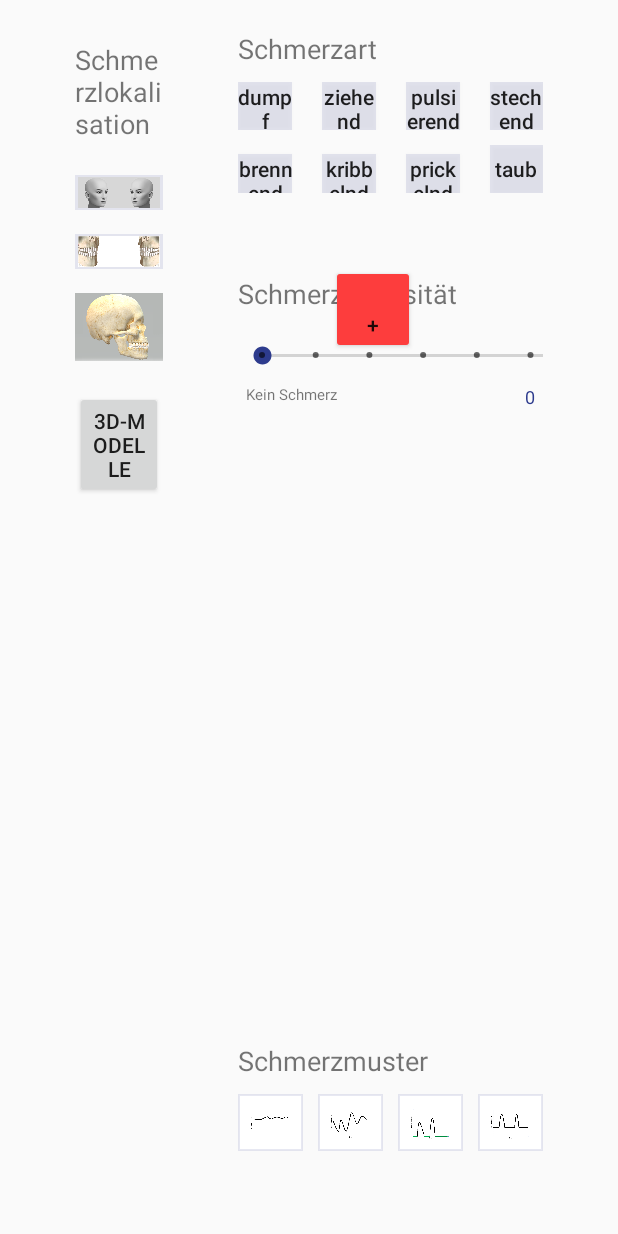
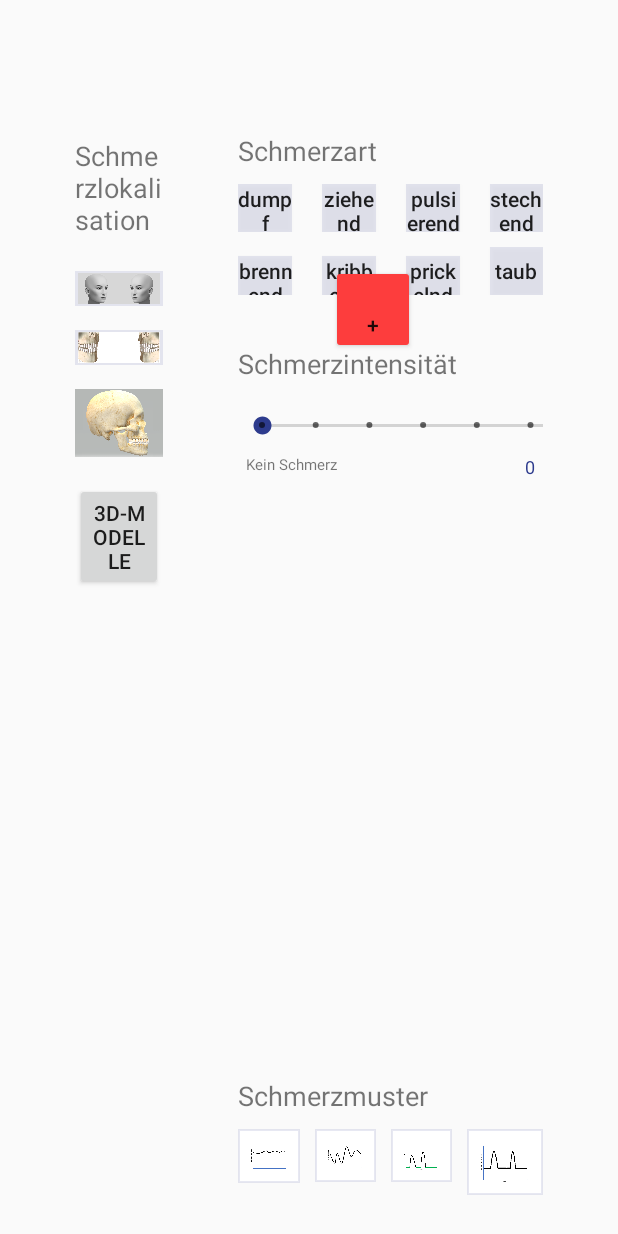
Before and after one commit to chfaes/BA-ZZM, an Android app: the layout fragment_pain.xml on its own in the app's theme, with its tools: preview values and no code run, on a phone screen of 412 x 824 dp. Run offline under Robolectric (Android 15) with nearby library versions, the phone set to English and light mode, and no system bars; network calls fail.

Commit message:
pain layout finished; working on 2nd Button in PsySoc

```diff
--- a/app/src/main/res/layout/fragment_pain.xml
+++ b/app/src/main/res/layout/fragment_pain.xml
@@ -71,7 +71,7 @@
                 app:layout_constraintEnd_toEndOf="parent"
                 app:layout_constraintStart_toStartOf="parent"
                 app:layout_constraintTop_toTopOf="parent"
-                app:layout_constraintVertical_bias="0.00999999" />
+                app:layout_constraintVertical_bias="0.100000024" />
 
             <ImageView
                 android:id="@+id/ivLocationTeeth"
@@ -233,9 +233,9 @@
                 android:layout_height="wrap_content"
                 android:text="@string/models3d"
                 app:layout_constraintBottom_toBottomOf="parent"
+                app:layout_constraintStart_toStartOf="parent"
                 app:layout_constraintTop_toBottomOf="@+id/fragment_pain_png_base"
-                app:layout_constraintVertical_bias="0.04"
-                tools:layout_editor_absoluteX="0dp" />
+                app:layout_constraintVertical_bias="0.04" />
 
             <!--<ImageView
                 android:id="@+id/ivLocationFaceLeft"
@@ -253,19 +253,22 @@
 
         </android.support.constraint.ConstraintLayout>
 
-        <LinearLayout
+        <android.support.constraint.ConstraintLayout
             android:layout_width="0dp"
             android:layout_height="match_parent"
             android:layout_weight="3"
-            android:orientation="vertical"
-            android:paddingLeft="50dp"
-            android:weightSum="3">
+            android:paddingLeft="50dp">
 
             <LinearLayout
+                android:id="@+id/layout_pain_quality"
                 android:layout_width="match_parent"
                 android:layout_height="wrap_content"
-                android:layout_weight="1"
-                android:orientation="vertical">
+                android:orientation="vertical"
+                app:layout_constraintBottom_toBottomOf="parent"
+                app:layout_constraintEnd_toEndOf="parent"
+                app:layout_constraintStart_toStartOf="parent"
+                app:layout_constraintTop_toTopOf="parent"
+                app:layout_constraintVertical_bias="0.100000024">
 
                 <TextView
                     android:layout_width="match_parent"
@@ -370,10 +373,15 @@
             </LinearLayout>
 
             <LinearLayout
+                android:id="@+id/layout_pain_intensity"
                 android:layout_width="match_parent"
                 android:layout_height="wrap_content"
-                android:layout_weight="1"
-                android:orientation="horizontal">
+                android:orientation="horizontal"
+                app:layout_constraintBottom_toBottomOf="parent"
+                app:layout_constraintEnd_toEndOf="parent"
+                app:layout_constraintStart_toStartOf="parent"
+                app:layout_constraintTop_toBottomOf="@+id/layout_pain_quality"
+                app:layout_constraintVertical_bias="0.100000024">
 
                 <LinearLayout
                     android:layout_width="wrap_content"
@@ -427,6 +435,7 @@
                             android:paddingHorizontal="5dp"
                             android:text="@string/unbearable_pain"
                             android:textSize="10sp" />
+
                     </RelativeLayout>
 
                 </LinearLayout>
@@ -460,10 +469,15 @@
             </LinearLayout>
 
             <LinearLayout
+                app:layout_constraintBottom_toBottomOf="parent"
+                app:layout_constraintEnd_toEndOf="parent"
+                app:layout_constraintStart_toStartOf="parent"
+                app:layout_constraintTop_toBottomOf="@id/layout_pain_intensity"
+                android:id="@+id/layout_pain_pattern"
                 android:layout_width="match_parent"
                 android:layout_height="wrap_content"
-                android:layout_weight="1"
-                android:orientation="vertical">
+                android:orientation="vertical"
+                tools:layout_editor_absoluteX="49dp">
 
                 <TextView
                     android:layout_width="wrap_content"
@@ -525,7 +539,7 @@
             </LinearLayout>
 
 
-        </LinearLayout>
+        </android.support.constraint.ConstraintLayout>
     </LinearLayout>
 
 </android.support.constraint.ConstraintLayout>
--- a/app/src/main/res/layout/fragment_psychosocial.xml
+++ b/app/src/main/res/layout/fragment_psychosocial.xml
@@ -183,6 +183,12 @@
                 android:padding="10dp"
                 android:text="@string/pain"
                 android:textSize="9sp" />
+
+            <Button
+                android:id="@+id/psy_social_btn_02"
+                android:layout_width="wrap_content"
+                android:layout_height="wrap_content"
+                android:text="Button" />
         </RelativeLayout>
     </LinearLayout>
 
```
Also changed, not shown: app/src/main/java/com/example/frontend/Fragments/PainFragment.java (+4 -3 lines), app/src/main/java/com/example/frontend/Fragments/PsychosocialFragment.java (+41 -10 lines), 1 other file.
